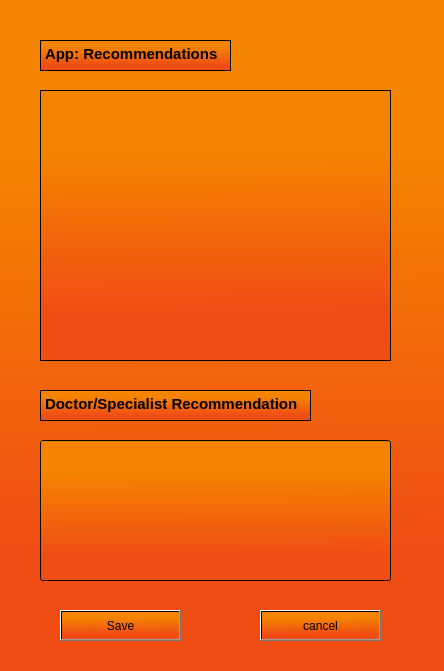
Before: the Qt Designer form Project/ui/recowidget.ui in IshanB7/Holistic-Health-Tracker-Simulator, drawn with Qt 5.
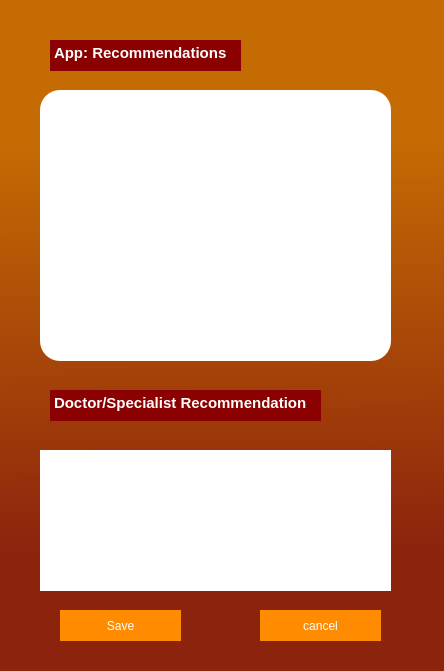
After: the same form once the commit is applied.

```diff
--- a/Project/ui/recowidget.ui
+++ b/Project/ui/recowidget.ui
@@ -2,6 +2,9 @@
 <ui version="4.0">
  <class>RecoWidget</class>
  <widget class="QWidget" name="RecoWidget">
+  <property name="enabled">
+   <bool>true</bool>
+  </property>
   <property name="geometry">
    <rect>
     <x>0</x>
@@ -10,11 +13,14 @@
     <height>671</height>
    </rect>
   </property>
+  <property name="acceptDrops">
+   <bool>false</bool>
+  </property>
   <property name="windowTitle">
    <string>Form</string>
   </property>
   <property name="windowOpacity">
-   <double>0.000000000000000</double>
+   <double>1.000000000000000</double>
   </property>
   <property name="toolTip">
    <string notr="true"/>
@@ -23,7 +29,8 @@
    <bool>false</bool>
   </property>
   <property name="styleSheet">
-   <string notr="true">background: qlineargradient(spread:pad, x1:0.493074, y1:0.818182, x2:0.487685, y2:0.153409, stop:0 rgba(240, 77, 21, 255), stop:0.881773 rgba(244, 131, 0, 255))</string>
+   <string notr="true">border: none;
+background: qlineargradient(spread:pad, x1:0.493074, y1:0.818182, x2:0.487685, y2:0.153409, stop:0 rgba(140, 35, 13, 255), stop:0.881773 rgba(196,107,4, 255))</string>
   </property>
   <widget class="QTextEdit" name="textEdit">
    <property name="enabled">
@@ -31,7 +38,7 @@
    </property>
    <property name="geometry">
     <rect>
-     <x>40</x>
+     <x>50</x>
      <y>40</y>
      <width>191</width>
      <height>31</height>
@@ -40,6 +47,11 @@
    <property name="toolTip">
     <string/>
    </property>
+   <property name="styleSheet">
+    <string notr="true">background-color: darkred;
+color: white;
+border-radius: 20px;</string>
+   </property>
    <property name="verticalScrollBarPolicy">
     <enum>Qt::ScrollBarAlwaysOff</enum>
    </property>
@@ -73,12 +85,21 @@
      <height>271</height>
     </rect>
    </property>
+   <property name="font">
+    <font>
+     <pointsize>11</pointsize>
+    </font>
+   </property>
    <property name="acceptDrops">
     <bool>false</bool>
    </property>
    <property name="toolTip">
     <string/>
    </property>
+   <property name="styleSheet">
+    <string notr="true">background-color: white;
+border-radius: 20px;</string>
+   </property>
    <property name="verticalScrollBarPolicy">
     <enum>Qt::ScrollBarAlwaysOff</enum>
    </property>
@@ -95,9 +116,9 @@
 hr { height: 1px; border-width: 0; }
 li.unchecked::marker { content: &quot;\2610&quot;; }
 li.checked::marker { content: &quot;\2612&quot;; }
-&lt;/style&gt;&lt;/head&gt;&lt;body style=&quot; font-family:'Segoe UI'; font-size:9pt; font-weight:400; font-style:normal;&quot;&gt;
-&lt;p style=&quot;-qt-paragraph-type:empty; margin-top:0px; margin-bottom:0px; margin-left:0px; margin-right:0px; -qt-block-indent:0; text-indent:0px;&quot;&gt;&lt;br /&gt;&lt;/p&gt;
-&lt;p style=&quot;-qt-paragraph-type:empty; margin-top:0px; margin-bottom:0px; margin-left:0px; margin-right:0px; -qt-block-indent:0; text-indent:0px; font-size:11pt; font-weight:700;&quot;&gt;&lt;br /&gt;&lt;/p&gt;&lt;/body&gt;&lt;/html&gt;</string>
+&lt;/style&gt;&lt;/head&gt;&lt;body style=&quot; font-family:'Segoe UI'; font-size:11pt; font-weight:400; font-style:normal;&quot;&gt;
+&lt;p style=&quot;-qt-paragraph-type:empty; margin-top:0px; margin-bottom:0px; margin-left:0px; margin-right:0px; -qt-block-indent:0; text-indent:0px; font-size:9pt;&quot;&gt;&lt;br /&gt;&lt;/p&gt;
+&lt;p style=&quot;-qt-paragraph-type:empty; margin-top:0px; margin-bottom:0px; margin-left:0px; margin-right:0px; -qt-block-indent:0; text-indent:0px; font-weight:700;&quot;&gt;&lt;br /&gt;&lt;/p&gt;&lt;/body&gt;&lt;/html&gt;</string>
    </property>
   </widget>
   <widget class="QPushButton" name="save">
@@ -109,6 +130,11 @@
      <height>31</height>
     </rect>
    </property>
+   <property name="styleSheet">
+    <string notr="true">background-color: darkorange;
+color: white;
+border-radius: 20px;</string>
+   </property>
    <property name="text">
     <string>Save</string>
    </property>
@@ -122,6 +148,11 @@
      <height>31</height>
     </rect>
    </property>
+   <property name="styleSheet">
+    <string notr="true">background-color: darkorange;
+color: white;
+border-radius: 20px;</string>
+   </property>
    <property name="text">
     <string>cancel</string>
    </property>
@@ -132,7 +163,7 @@
    </property>
    <property name="geometry">
     <rect>
-     <x>40</x>
+     <x>50</x>
      <y>390</y>
      <width>271</width>
      <height>31</height>
@@ -141,6 +172,11 @@
    <property name="toolTip">
     <string/>
    </property>
+   <property name="styleSheet">
+    <string notr="true">background-color: darkred;
+color: white;
+border-radius: 20px;</string>
+   </property>
    <property name="verticalScrollBarPolicy">
     <enum>Qt::ScrollBarAlwaysOff</enum>
    </property>
@@ -162,16 +198,49 @@
 &lt;p style=&quot;-qt-paragraph-type:empty; margin-top:0px; margin-bottom:0px; margin-left:0px; margin-right:0px; -qt-block-indent:0; text-indent:0px; font-size:11pt; font-weight:700;&quot;&gt;&lt;br /&gt;&lt;/p&gt;&lt;/body&gt;&lt;/html&gt;</string>
    </property>
   </widget>
-  <widget class="QLineEdit" name="lineEdit">
+  <widget class="QLabel" name="label">
+   <property name="geometry">
+    <rect>
+     <x>-40</x>
+     <y>-20</y>
+     <width>491</width>
+     <height>701</height>
+    </rect>
+   </property>
+   <property name="styleSheet">
+    <string notr="true">border: none;
+background: qlineargradient(spread:pad, x1:0.493074, y1:0.818182, x2:0.487685, y2:0.153409, stop:0 rgba(140, 35, 13, 255), stop:0.881773 rgba(196,107,4, 255))</string>
+   </property>
+   <property name="text">
+    <string/>
+   </property>
+  </widget>
+  <widget class="QTextEdit" name="lineEdit">
    <property name="geometry">
     <rect>
      <x>40</x>
-     <y>440</y>
+     <y>450</y>
      <width>351</width>
      <height>141</height>
     </rect>
    </property>
+   <property name="font">
+    <font>
+     <pointsize>12</pointsize>
+    </font>
+   </property>
+   <property name="styleSheet">
+    <string notr="true">background-color: white;
+</string>
+   </property>
   </widget>
+  <zorder>label</zorder>
+  <zorder>textEdit</zorder>
+  <zorder>appRecomend</zorder>
+  <zorder>save</zorder>
+  <zorder>cancel</zorder>
+  <zorder>textEdit_3</zorder>
+  <zorder>lineEdit</zorder>
  </widget>
  <resources/>
  <connections/>
```
